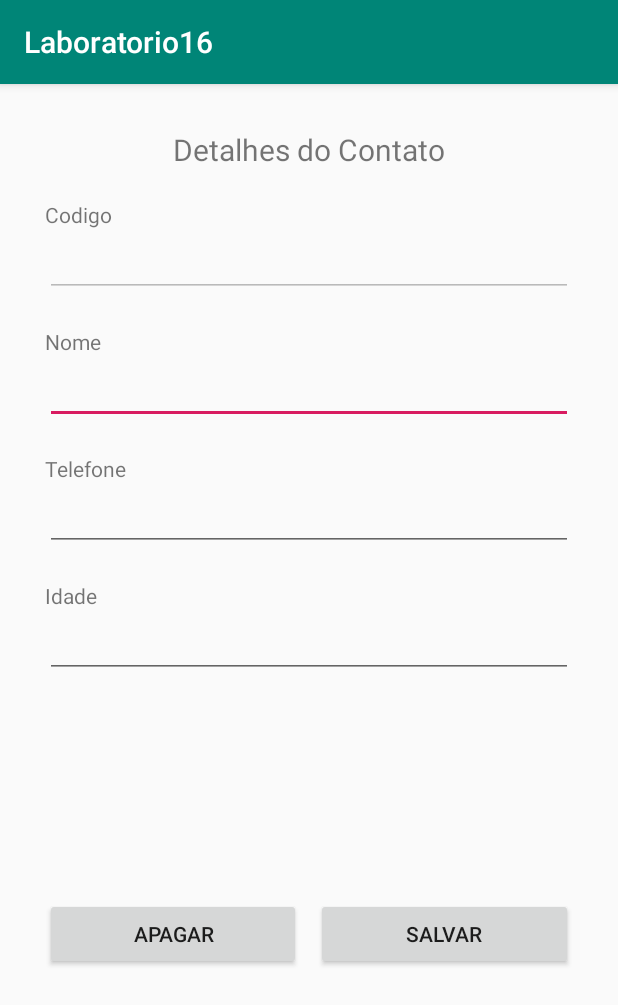
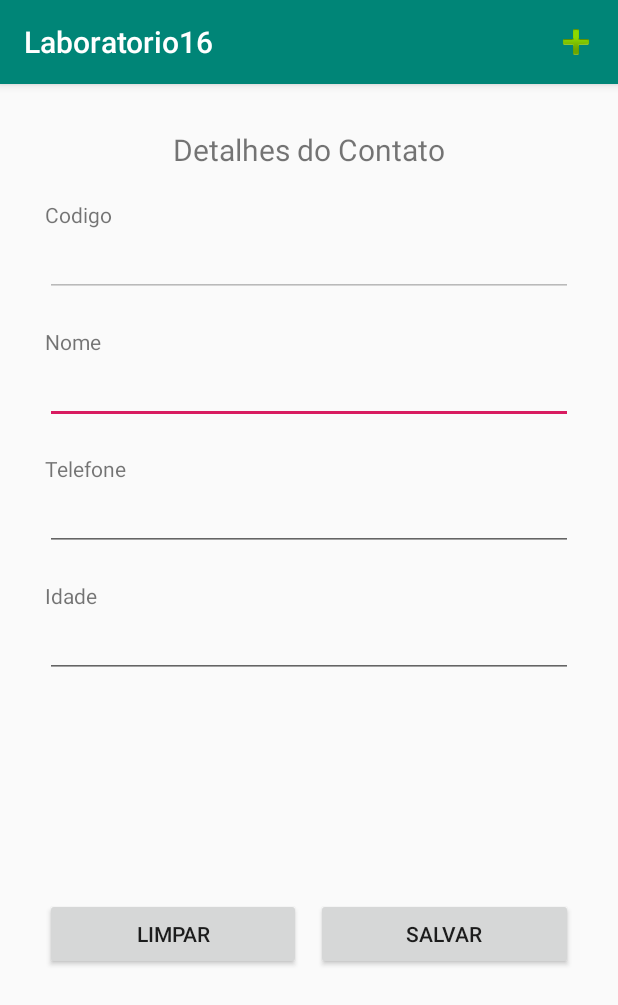
Before and after one commit to rafamazzucato/AndroidKotlinImpacta, an Android app: the screen it shows after launch (DetalheActivity), after a tap on "Novo Contato", on a phone screen of 412 x 824 dp. Shown: the top 1005 px of the screen. Run offline under Robolectric (Android 15) with nearby library versions, the phone set to English and light mode, and no system bars; 1 statement that could not run was skipped.

Commit message:
Conclusão laboratório 16

```diff
--- /dev/null
+++ b/Laboratorio16/app/src/main/java/br/com/impacta/kotlin/laboratorio16/activities/Laboratorio16AbstractActivity.kt
@@ -0,0 +1,32 @@
+package br.com.impacta.kotlin.laboratorio16.activities
+
+import android.content.Intent
+import android.view.Menu
+import android.view.MenuItem
+import androidx.appcompat.app.AppCompatActivity
+import br.com.impacta.kotlin.laboratorio16.R
+import br.com.impacta.kotlin.laboratorio16.utils.Constantes
+
+open class Laboratorio16AbstractActivity : AppCompatActivity(){
+
+    override fun onCreateOptionsMenu(menu: Menu): Boolean {
+        menuInflater.inflate(R.menu.menu_main, menu)
+        return true
+    }
+
+    override fun onOptionsItemSelected(item: MenuItem): Boolean {
+        val id = item.itemId
+
+        if (id == R.id.actionhugo_novo_contato) {
+            chamarTD(-1)
+            return true
+        }
+        return super.onOptionsItemSelected(item)
+    }
+
+    protected fun chamarTD(id: Int) {
+        val mIntent = Intent(this, DetalheActivity::class.java)
+        mIntent.putExtra(Constantes.PARAMETRO_ID, id)
+        startActivity(mIntent)
+    }
+}
--- a/Laboratorio16/app/src/main/java/br/com/impacta/kotlin/laboratorio16/activities/MainActivity.kt
+++ b/Laboratorio16/app/src/main/java/br/com/impacta/kotlin/laboratorio16/activities/MainActivity.kt
@@ -14,7 +14,7 @@ import br.com.impacta.kotlin.laboratorio16.models.Contato
 import br.com.impacta.kotlin.laboratorio16.utils.Constantes
 import kotlinx.android.synthetic.main.tela_inicial.*
 
-class MainActivity : AppCompatActivity() {
+class MainActivity : Laboratorio16AbstractActivity() {
 
     private val context: Context by lazy {
         this
@@ -28,27 +28,10 @@ class MainActivity : AppCompatActivity() {
         setContentView(R.layout.tela_inicial)
     }
 
-
     override fun onResume() {
         super.onResume()
         initVars()
         initActions()
-    }
-
-    override fun onCreateOptionsMenu(menu: Menu): Boolean {
-        menuInflater.inflate(R.menu.menu_main, menu)
-        return true
-    }
-
-
-    override fun onOptionsItemSelected(item: MenuItem): Boolean {
-        val id = item.itemId
-
-        if (id == R.id.actionhugo_novo_contato) {
-            chamarTD(-1L)
-            return true
-        }
-        return super.onOptionsItemSelected(item)
     }
 
     private fun initVars() {
@@ -61,16 +44,10 @@ class MainActivity : AppCompatActivity() {
     }
 
     private fun initActions() {
-//        listaContatos.onItemClickListener = AdapterView.OnItemClickListener {
-//                parent, view, position, id ->
-//            val hmAux = parent.getItemAtPosition(position) as HMAux
-//            chamarTD(java.lang.Long.parseLong(hmAux[HMAux.ID]!!))
-//        }
-    }
-
-    private fun chamarTD(id: Long) {
-        val mIntent = Intent(context, DetalheActivity::class.java)
-        mIntent.putExtra(Constantes.PARAMETRO_ID, id)
-        startActivity(mIntent)
+        listaContatos.onItemClickListener = AdapterView.OnItemClickListener {
+                parent, view, position, id ->
+            val contato = parent.getItemAtPosition(position) as Contato
+            chamarTD(contato.idContato)
+        }
     }
 }
--- a/Laboratorio16/app/src/main/java/br/com/impacta/kotlin/laboratorio16/adapters/ContatosAdapter.kt
+++ b/Laboratorio16/app/src/main/java/br/com/impacta/kotlin/laboratorio16/adapters/ContatosAdapter.kt
@@ -9,7 +9,7 @@ import br.com.impacta.kotlin.laboratorio16.R
 import br.com.impacta.kotlin.laboratorio16.models.Contato
 import kotlinx.android.synthetic.main.celula_contato.view.*
 
-class ContatosAdapter(val context:Context, val contatos : ArrayList<Contato>) : BaseAdapter() {
+class ContatosAdapter(context:Context, val contatos : ArrayList<Contato>) : BaseAdapter() {
 
     /**
      * Responsavel pela conversao do arquivo de layout da celula de xml para
--- a/Laboratorio16/app/src/main/java/br/com/impacta/kotlin/laboratorio16/daos/ContatoDAO.kt
+++ b/Laboratorio16/app/src/main/java/br/com/impacta/kotlin/laboratorio16/daos/ContatoDAO.kt
@@ -34,21 +34,21 @@ class ContatoDAO(context : Context) : DAO(context) {
         return db.update(TABELA, cv, filtro, argumentos)
     }
 
-    fun apagarContato(idcontato: Long) : Int {
+    fun apagarContato(idcontato: Int) : Int {
         val db = dbHelper.writableDatabase
         val filtro = "$IDCONTATO = ? "
         val argumentos = arrayOf(idcontato.toString())
         return db.delete(TABELA, filtro, argumentos)
     }
 
-    fun obterContatoByID(idcontato: Long): Contato? {
+    fun obterContatoByID(idcontato: Int): Contato? {
         val db = dbHelper.readableDatabase
         var cAux: Contato? = null
 
         try {
             val comando = " SELECT * FROM $TABELA WHERE $IDCONTATO = ? "
             val argumentos = arrayOf(idcontato.toString())
-            val cursor = db!!.rawQuery(comando.toLowerCase(), argumentos)
+            val cursor = db.rawQuery(comando.toLowerCase(), argumentos)
 
             if(cursor.moveToFirst()){
                 cAux = parseCursortoObject(cursor)
--- a/Laboratorio16/app/src/main/java/br/com/impacta/kotlin/laboratorio16/database/DAO.kt
+++ b/Laboratorio16/app/src/main/java/br/com/impacta/kotlin/laboratorio16/database/DAO.kt
@@ -1,8 +1,6 @@
 package br.com.impacta.kotlin.laboratorio16.database
 
 import android.content.Context
-import android.database.sqlite.SQLiteDatabase
-import br.com.impacta.kotlin.laboratorio16.utils.Constantes
 
 open class DAO {
 
--- a/Laboratorio16/app/src/main/java/br/com/impacta/kotlin/laboratorio16/database/SQLiteHelper.kt
+++ b/Laboratorio16/app/src/main/java/br/com/impacta/kotlin/laboratorio16/database/SQLiteHelper.kt
@@ -34,7 +34,6 @@ class SQLiteHelper(context : Context) :
             val sb = StringBuilder()
 
             sb.append("DROP TABLE IF EXISTS [contatos];")
-            sb.append("DROP TABLE IF EXISTS [contatos_n];")
 
             executeSQL(sb, db)
             onCreate(db)
--- a/Laboratorio16/app/src/main/res/layout/tela_detalhes.xml
+++ b/Laboratorio16/app/src/main/res/layout/tela_detalhes.xml
@@ -62,7 +62,7 @@
                 android:layout_width="0dp"
                 android:layout_height="wrap_content"
                 android:layout_weight="1"
-                android:text="@string/detalhes_rotulo_btn_apagar" />
+                android:text="@string/detalhes_rotulo_btn_limpar" />
         <View
                 android:layout_width="10dp"
                 android:layout_height="1dp" />
--- a/Laboratorio16/app/src/main/res/values/strings.xml
+++ b/Laboratorio16/app/src/main/res/values/strings.xml
@@ -8,7 +8,9 @@
     <string name="detalhes_rotulo_telefone">Telefone</string>
     <string name="detalhes_rotulo_idade">Idade</string>
     <string name="detalhes_rotulo_btn_apagar">Apagar</string>
+    <string name="detalhes_rotulo_btn_limpar">Limpar</string>
     <string name="detalhes_rotulo_btn_salvar">Salvar</string>
+    <string name="detalhes_rotulo_btn_atualizar">Atualizar</string>
     <string name="detalhes_alerta_erro_validacao">Erro: Validacao</string>
     <string name="detalhes_alerta_erro_nome_obrigatorio">Erro: Nome é obrigatorio!!!</string>
     <string name="detalhes_alerta_erro_telefone_obrigatorio">Erro: Telefone é obrigatorio!!!</string>
```
Also changed, not shown: Laboratorio16/app/src/main/java/br/com/impacta/kotlin/laboratorio16/activities/DetalheActivity.kt (+102 -14 lines), Laboratorio16/app/src/main/java/br/com/impacta/kotlin/laboratorio16/extensions/ContextExtension.kt (added, +12 -0 lines).
